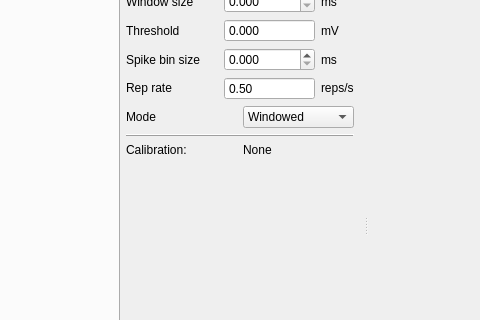
The window that spikeylab/main/main_control.ui (portfors-lab/sparkle) describes before a commit, drawn with Qt 5; both pictures show x 702 to 1182 and y 154 to 474 of the 1332 by 803 pixel window.
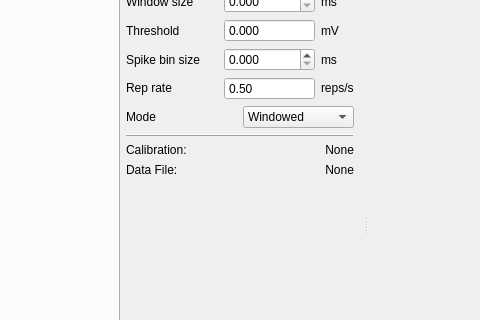
The same window after the commit. Custom widgets are drawn as their Qt base class.

Commit message: data file displayed on UI

Diff of the .ui file:
```diff
--- a/spikeylab/main/main_control.ui
+++ b/spikeylab/main/main_control.ui
@@ -571,6 +571,35 @@
             <property name="text">
              <string>None</string>
             </property>
+            <property name="alignment">
+             <set>Qt::AlignRight|Qt::AlignTrailing|Qt::AlignVCenter</set>
+            </property>
+            <property name="wordWrap">
+             <bool>true</bool>
+            </property>
+           </widget>
+          </item>
+          <item row="1" column="1">
+           <widget class="QLabel" name="data_file_lbl">
+            <property name="sizePolicy">
+             <sizepolicy hsizetype="Preferred" vsizetype="Preferred">
+              <horstretch>0</horstretch>
+              <verstretch>0</verstretch>
+             </sizepolicy>
+            </property>
+            <property name="text">
+             <string>None</string>
+            </property>
+            <property name="alignment">
+             <set>Qt::AlignRight|Qt::AlignTrailing|Qt::AlignVCenter</set>
+            </property>
+           </widget>
+          </item>
+          <item row="1" column="0">
+           <widget class="QLabel" name="label_14">
+            <property name="text">
+             <string>Data File:</string>
+            </property>
            </widget>
           </item>
          </layout>
```
The commit also changes 2 other files.
